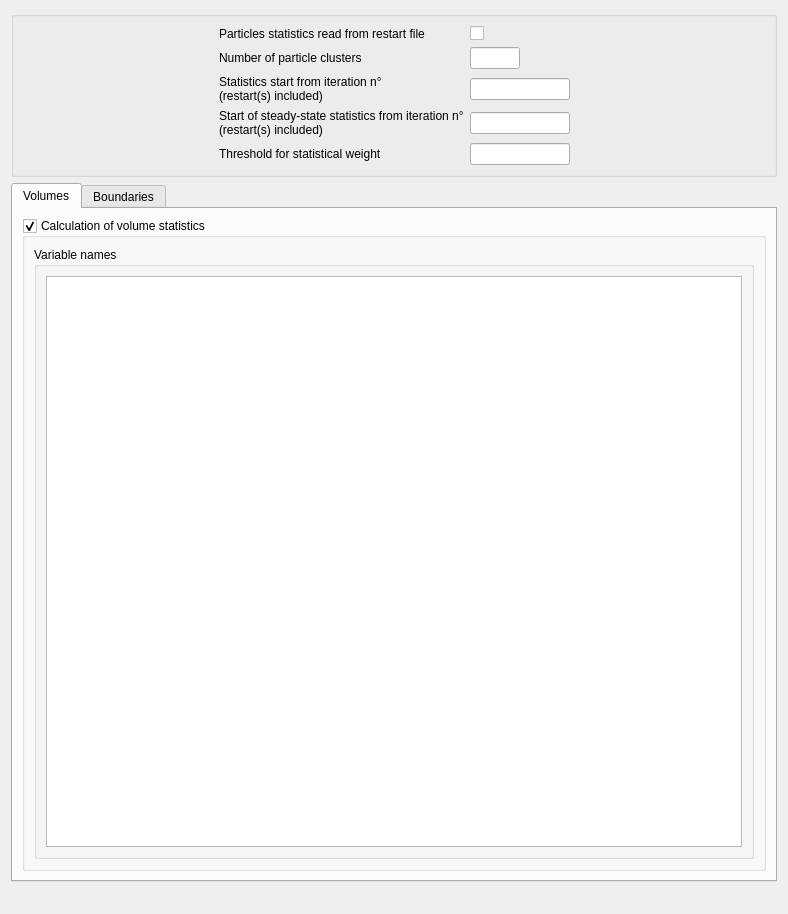
Above: gui/Pages/LagrangianStatisticsForm.ui from code-saturne/code_saturne before the change. Below: the same form after it.
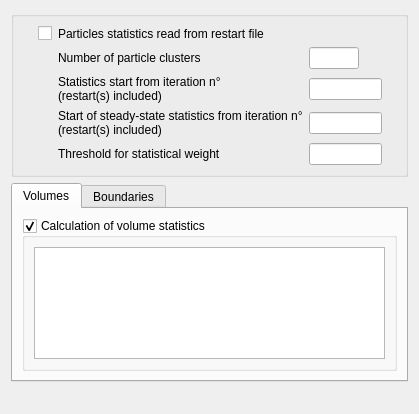
That is the form after the change.

Diff of the .ui file:
```diff
--- a/gui/Pages/LagrangianStatisticsForm.ui
+++ b/gui/Pages/LagrangianStatisticsForm.ui
@@ -6,8 +6,8 @@
    <rect>
     <x>0</x>
     <y>0</y>
-    <width>788</width>
-    <height>914</height>
+    <width>419</width>
+    <height>414</height>
    </rect>
   </property>
   <property name="windowTitle">
@@ -35,27 +35,30 @@
       </item>
       <item>
        <layout class="QGridLayout" name="gridLayout">
-        <item row="0" column="0">
-         <widget class="QLabel" name="labelISUIST">
+        <item row="4" column="2">
+         <widget class="QLineEdit" name="lineEditSEUIL">
+          <property name="maximumSize">
+           <size>
+            <width>100</width>
+            <height>16777215</height>
+           </size>
+          </property>
           <property name="toolTip">
-           <string/>
+           <string>&lt;html&gt;&lt;head/&gt;&lt;body&gt;&lt;p&gt;&lt;span style=&quot; font-size:9pt;&quot;&gt;Specify the threshold for statistical meaning.&lt;/span&gt;&lt;/p&gt;&lt;/body&gt;&lt;/html&gt;</string>
           </property>
-          <property name="text">
-           <string>Particles statistics read from restart file</string>
-          </property>
          </widget>
         </item>
-        <item row="0" column="1">
-         <widget class="QCheckBox" name="checkBoxISUIST">
+        <item row="4" column="1">
+         <widget class="QLabel" name="labelSEUIL">
           <property name="toolTip">
-           <string/>
+           <string>&lt;html&gt;&lt;head/&gt;&lt;body&gt;&lt;p&gt;&lt;span style=&quot; font-size:9pt;&quot;&gt;Specify the threshold for statistical meaning.&lt;/span&gt;&lt;/p&gt;&lt;/body&gt;&lt;/html&gt;</string>
           </property>
           <property name="text">
-           <string/>
+           <string>Threshold for statistical weight</string>
           </property>
          </widget>
         </item>
-        <item row="1" column="0">
+        <item row="1" column="1">
          <widget class="QLabel" name="labelNBCLST">
           <property name="toolTip">
            <string/>
@@ -65,20 +68,7 @@
           </property>
          </widget>
         </item>
-        <item row="1" column="1">
-         <widget class="QLineEdit" name="lineEditNBCLST">
-          <property name="maximumSize">
-           <size>
-            <width>50</width>
-            <height>16777215</height>
-           </size>
-          </property>
-          <property name="toolTip">
-           <string/>
-          </property>
-         </widget>
-        </item>
-        <item row="2" column="0">
+        <item row="2" column="1">
          <widget class="QLabel" name="labelIDSTNT">
           <property name="toolTip">
            <string>&lt;html&gt;&lt;head/&gt;&lt;body&gt;&lt;p&gt;&lt;span style=&quot; font-size:9pt;&quot;&gt;Specify the absolute time step number (including the restarts) after which the calculation of the volume statistics is activated.&lt;/span&gt;&lt;/p&gt;&lt;/body&gt;&lt;/html&gt;</string>
@@ -89,7 +79,17 @@
           </property>
          </widget>
         </item>
-        <item row="2" column="1">
+        <item row="0" column="1">
+         <widget class="QLabel" name="labelISUIST">
+          <property name="toolTip">
+           <string/>
+          </property>
+          <property name="text">
+           <string>Particles statistics read from restart file</string>
+          </property>
+         </widget>
+        </item>
+        <item row="2" column="2">
          <widget class="QLineEdit" name="lineEditIDSTNT">
           <property name="maximumSize">
            <size>
@@ -102,7 +102,7 @@
           </property>
          </widget>
         </item>
-        <item row="3" column="0">
+        <item row="3" column="1">
          <widget class="QLabel" name="labelNSTIST">
           <property name="toolTip">
            <string>&lt;html&gt;&lt;head/&gt;&lt;body&gt;&lt;p&gt;&lt;span style=&quot; font-size:9pt;&quot;&gt;Specify the absolute time step number (includings the restarts) after which the volume statistics are cumulated over time (they are then said to be steady).&lt;/span&gt;&lt;/p&gt;&lt;/body&gt;&lt;/html&gt;</string>
@@ -113,7 +113,7 @@
           </property>
          </widget>
         </item>
-        <item row="3" column="1">
+        <item row="3" column="2">
          <widget class="QLineEdit" name="lineEditNSTIST">
           <property name="maximumSize">
            <size>
@@ -126,26 +126,26 @@
           </property>
          </widget>
         </item>
-        <item row="4" column="0">
-         <widget class="QLabel" name="labelSEUIL">
-          <property name="toolTip">
-           <string>&lt;html&gt;&lt;head/&gt;&lt;body&gt;&lt;p&gt;&lt;span style=&quot; font-size:9pt;&quot;&gt;Specify the threshold for statistical meaning.&lt;/span&gt;&lt;/p&gt;&lt;/body&gt;&lt;/html&gt;</string>
-          </property>
-          <property name="text">
-           <string>Threshold for statistical weight</string>
-          </property>
-         </widget>
-        </item>
-        <item row="4" column="1">
-         <widget class="QLineEdit" name="lineEditSEUIL">
+        <item row="1" column="2">
+         <widget class="QLineEdit" name="lineEditNBCLST">
           <property name="maximumSize">
            <size>
-            <width>100</width>
+            <width>50</width>
             <height>16777215</height>
            </size>
           </property>
           <property name="toolTip">
-           <string>&lt;html&gt;&lt;head/&gt;&lt;body&gt;&lt;p&gt;&lt;span style=&quot; font-size:9pt;&quot;&gt;Specify the threshold for statistical meaning.&lt;/span&gt;&lt;/p&gt;&lt;/body&gt;&lt;/html&gt;</string>
+           <string/>
+          </property>
+         </widget>
+        </item>
+        <item row="0" column="0">
+         <widget class="QCheckBox" name="checkBoxISUIST">
+          <property name="toolTip">
+           <string/>
+          </property>
+          <property name="text">
+           <string/>
           </property>
          </widget>
         </item>
@@ -205,16 +205,7 @@
          </property>
          <layout class="QGridLayout" name="gridLayout_5">
           <item row="0" column="0">
-           <widget class="QGroupBox" name="groupBoxVolumeNames">
-            <property name="title">
-             <string>Variable names</string>
-            </property>
-            <layout class="QGridLayout">
-             <item row="0" column="0">
-              <widget class="QTableView" name="tableViewVolumicNames"/>
-             </item>
-            </layout>
-           </widget>
+           <widget class="QTableView" name="tableViewVolumicNames"/>
           </item>
          </layout>
         </widget>
@@ -239,16 +230,7 @@
          </property>
          <layout class="QGridLayout" name="gridLayout_3">
           <item row="0" column="0">
-           <widget class="QGroupBox" name="groupBoxBoundariesNames">
-            <property name="title">
-             <string>Variable names</string>
-            </property>
-            <layout class="QGridLayout">
-             <item row="0" column="0">
-              <widget class="QTableView" name="tableViewBoundariesNames"/>
-             </item>
-            </layout>
-           </widget>
+           <widget class="QTableView" name="tableViewBoundariesNames"/>
           </item>
          </layout>
         </widget>
```
